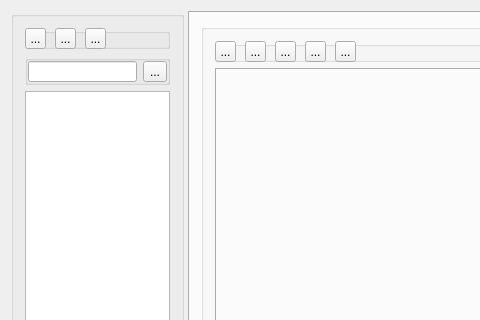
First picture: the form in pipeline_editor/QtGuiApplication.ui, repository coder965/flame, before the edit; both pictures show x 0 to 480 and y 0 to 320 of the 947 by 783 pixel window.
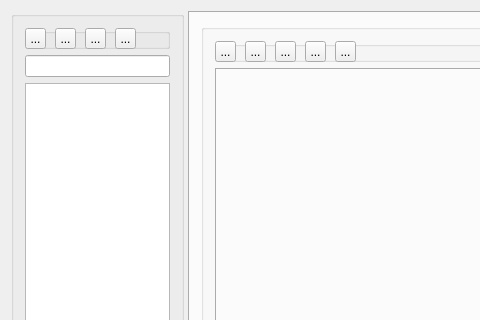
Second picture: the form after the edit. Icons and pictures are not drawn.

What changed in the file:
```diff
--- a/pipeline_editor/QtGuiApplication.ui
+++ b/pipeline_editor/QtGuiApplication.ui
@@ -91,7 +91,7 @@
           <widget class="QToolButton" name="explorerPipeline">
            <property name="geometry">
             <rect>
-             <x>60</x>
+             <x>90</x>
              <y>0</y>
              <width>21</width>
              <height>21</height>
@@ -105,63 +105,27 @@
              <normaloff>:/image/misc/open.png</normaloff>:/image/misc/open.png</iconset>
            </property>
           </widget>
+          <widget class="QToolButton" name="savePipeline">
+           <property name="geometry">
+            <rect>
+             <x>60</x>
+             <y>0</y>
+             <width>21</width>
+             <height>21</height>
+            </rect>
+           </property>
+           <property name="text">
+            <string>...</string>
+           </property>
+           <property name="icon">
+            <iconset resource="pipeline_editor.qrc">
+             <normaloff>:/image/misc/save.png</normaloff>:/image/misc/save.png</iconset>
+           </property>
+          </widget>
          </widget>
         </item>
         <item>
-         <widget class="QGroupBox" name="groupBox_5">
-          <property name="sizePolicy">
-           <sizepolicy hsizetype="Preferred" vsizetype="Fixed">
-            <horstretch>0</horstretch>
-            <verstretch>0</verstretch>
-           </sizepolicy>
-          </property>
-          <property name="minimumSize">
-           <size>
-            <width>0</width>
-            <height>0</height>
-           </size>
-          </property>
-          <property name="maximumSize">
-           <size>
-            <width>16777215</width>
-            <height>30</height>
-           </size>
-          </property>
-          <property name="title">
-           <string/>
-          </property>
-          <property name="alignment">
-           <set>Qt::AlignLeading|Qt::AlignLeft|Qt::AlignTop</set>
-          </property>
-          <layout class="QHBoxLayout" name="horizontalLayout_2">
-           <property name="leftMargin">
-            <number>0</number>
-           </property>
-           <property name="topMargin">
-            <number>0</number>
-           </property>
-           <property name="rightMargin">
-            <number>0</number>
-           </property>
-           <property name="bottomMargin">
-            <number>0</number>
-           </property>
-           <item>
-            <widget class="QLineEdit" name="pipelineNameEdit"/>
-           </item>
-           <item>
-            <widget class="QToolButton" name="savePipeline">
-             <property name="text">
-              <string>...</string>
-             </property>
-             <property name="icon">
-              <iconset resource="pipeline_editor.qrc">
-               <normaloff>:/image/misc/save.png</normaloff>:/image/misc/save.png</iconset>
-             </property>
-            </widget>
-           </item>
-          </layout>
-         </widget>
+         <widget class="QLineEdit" name="pipelineNameEdit"/>
         </item>
         <item>
          <widget class="QListWidget" name="pipelineList"/>
```
